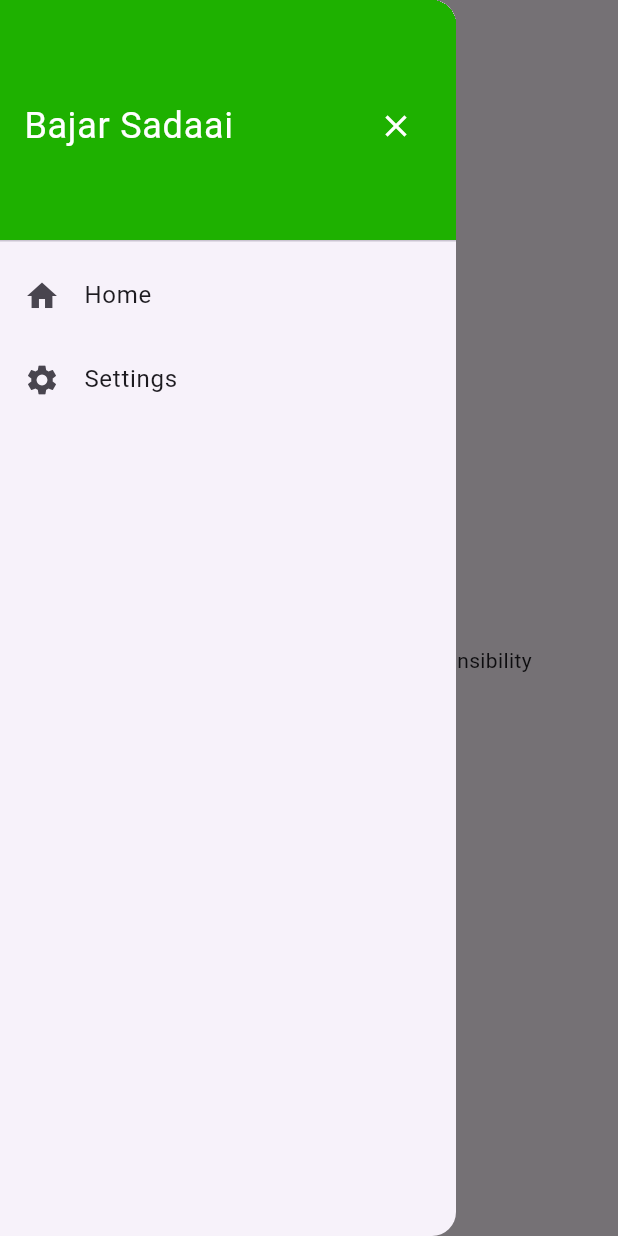
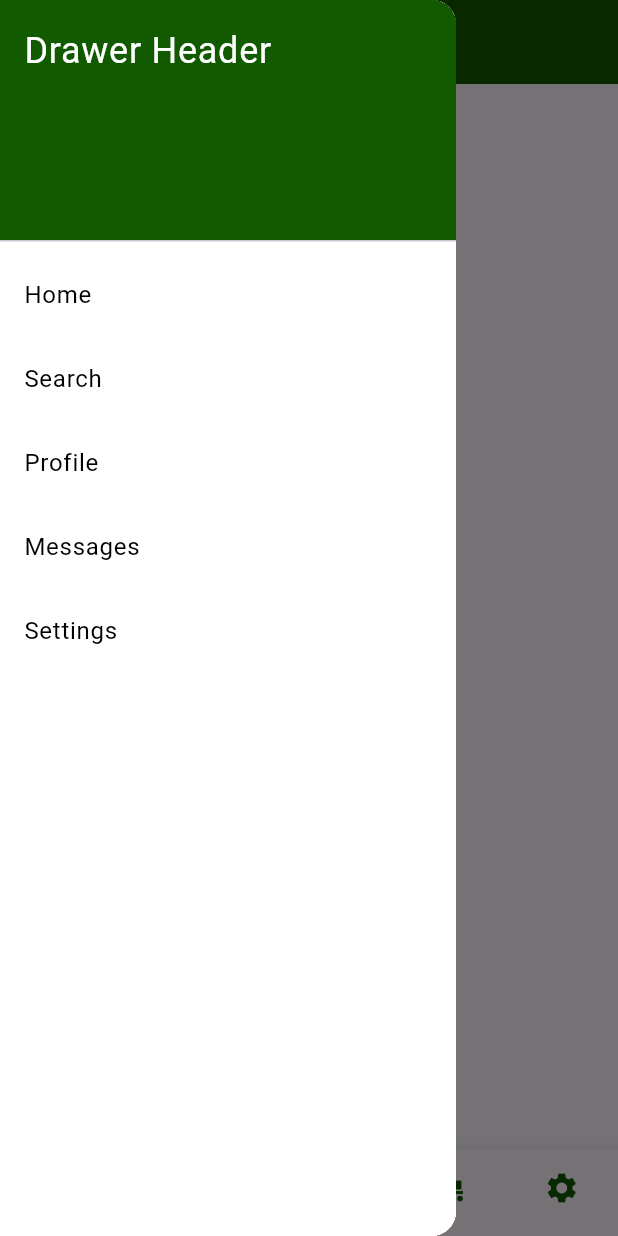
Before and after one commit to fiftee15n/advanced_ui, a Flutter app: the screen it shows after launch, with the side drawer open, on a phone screen of 412 x 824 dp. Run offline on Flutter 3.47's test engine with Material 3 defaults, Android fonts, the phone set to English and light mode, and no system bars.

```diff
--- a/lib/main.dart
+++ b/lib/main.dart
@@ -8,55 +8,102 @@ class MyApp extends StatelessWidget {
   @override
   Widget build(BuildContext context) {
     return MaterialApp(
-      home: HomeScreen(),
+      debugShowCheckedModeBanner: false,
+      home: MyHomePage(),
     );
   }
 }
 
-class HomeScreen extends StatelessWidget {
+class MyHomePage extends StatefulWidget {
+  @override
+  _MyHomePageState createState() => _MyHomePageState();
+}
+
+class _MyHomePageState extends State<MyHomePage> {
+  int _selectedIndex = 0;
+
+  // List of widgets for each bottom navigation bar item
+  final List<Widget> _pages = [
+    Center(child: Text('Home Page', style: TextStyle(fontSize: 24))),
+    Center(child: Text('Search Page', style: TextStyle(fontSize: 24))),
+    Center(child: Text('Profile Page', style: TextStyle(fontSize: 24))),
+    Center(child: Text('Messages Page', style: TextStyle(fontSize: 24))),
+    Center(child: Text('Settings Page', style: TextStyle(fontSize: 24))),
+  ];
+
+  void _onItemTapped(int index) {
+    setState(() {
+      _selectedIndex = index;
+    });
+  }
+
   @override
   Widget build(BuildContext context) {
     return Scaffold(
       appBar: AppBar(
-        title: Text("Bajar Sadaai"),
+        title: Text('Bajar Sadaai'),
+
+        backgroundColor: const Color.fromARGB(255, 17, 90, 0),
       ),
       drawer: Drawer(
+        child: Container(
+          color: const Color.fromARGB(255, 255, 255, 255),
           child: ListView(
             padding: EdgeInsets.zero,
-          children: [
+            children: <Widget>[
               DrawerHeader(
                 decoration: BoxDecoration(
-                color: Color.fromARGB(255, 30, 177, 0),
+                  color: const Color.fromARGB(255, 17, 90, 0),
                 ),
-              child: Row(
-                mainAxisAlignment: MainAxisAlignment.spaceBetween,
-                children: [
-                  Text(
-                    'Bajar Sadaai',
+                child: Text(
+                  'Drawer Header',
                   style: TextStyle(
                     color: Colors.white,
                     fontSize: 24,
                   ),
                 ),
-                  IconButton(
-                    icon: Icon(Icons.close, color: Colors.white),
-                    onPressed: () {
-
-                    },
-                  ),
-                ],
-              ),
               ),
               ListTile(
-              leading: Icon(Icons.home),
-              title: Text('Home'),
+                title: Text(
+                  'Home',
+                  style: TextStyle(color: Colors.black),
+                ),
                 onTap: () {
                   Navigator.pop(context);
                 },
               ),
               ListTile(
-              leading: Icon(Icons.settings),
-              title: Text('Settings'),
+                title: Text(
+                  'Search',
+                  style: TextStyle(color: Colors.black),
+                ),
+                onTap: () {
+                  Navigator.pop(context);
+                },
+              ),
+              ListTile(
+                title: Text(
+                  'Profile',
+                  style: TextStyle(color: Colors.black),
+                ),
+                onTap: () {
+                  Navigator.pop(context);
+                },
+              ),
+              ListTile(
+                title: Text(
+                  'Messages',
+                  style: TextStyle(color: Colors.black),
+                ),
+                onTap: () {
+                  Navigator.pop(context);
+                },
+              ),
+              ListTile(
+                title: Text(
+                  'Settings',
+                  style: TextStyle(color: Colors.black),
+                ),
                 onTap: () {
                   Navigator.pop(context);
                 },
@@ -64,8 +111,34 @@ class HomeScreen extends StatelessWidget {
             ],
           ),
         ),
-      body: Center(
-        child: Text('Providing you Fresh Food Is our Responsibility'),
+      ),
+      body: _pages[_selectedIndex],
+      bottomNavigationBar: BottomNavigationBar(
+        backgroundColor: const Color.fromARGB(255, 255, 255, 255),
+        items: const [
+          BottomNavigationBarItem(
+            icon: Icon(Icons.home, color:const Color.fromARGB(255, 17, 90, 0)),
+            label: 'Home',
+          ),
+          BottomNavigationBarItem(
+            icon: Icon(Icons.search, color:const Color.fromARGB(255, 17, 90, 0)),
+            label: 'Search',
+          ),
+          BottomNavigationBarItem(
+            icon: Icon(Icons.account_circle, color: const Color.fromARGB(255, 17, 90, 0)),
+            label: 'Profile',
+          ),
+          BottomNavigationBarItem(
+            icon: Icon(Icons.trolley, color: const Color.fromARGB(255, 17, 90, 0)),
+            label: 'Messages',
+          ),
+          BottomNavigationBarItem(
+            icon: Icon(Icons.settings, color: const Color.fromARGB(255, 17, 90, 0)),
+            label: 'Settings',
+          ),
+        ],
+        currentIndex: _selectedIndex,
+        onTap: _onItemTapped,
       ),
     );
   }
```
Lines whose indentation alone changed are shown as unchanged.
